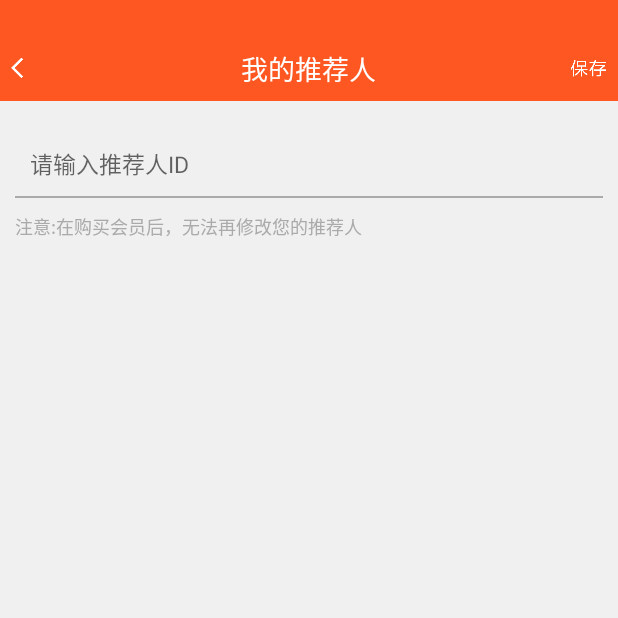
After one commit to guojie1992/YiYuanDuoBao_Android, an Android app: the ChangeRecommenderActivity screen opened directly, with no data from a screen before it, on a phone screen of 412 x 824 dp, the top half of it. The commit adds this screen. Run offline under Robolectric (Android 15) with nearby library versions, the phone set to English and light mode, and no system bars; our stand-ins replace ButterKnife; libraries missing offline, so code that uses them is left out: com.orhanobut.logger.

Commit message:
20160817 h5对接完毕

```diff
--- a/app/src/main/AndroidManifest.xml
+++ b/app/src/main/AndroidManifest.xml
@@ -34,6 +34,7 @@
         <activity android:name=".activity.PersonalInfoActivity"/>
         <activity android:name=".activity.ChangeUsernameActivity"/>
         <activity android:name=".activity.ChangePasswordActivity"/>
+        <activity android:name=".activity.ChangeRecommenderActivity"/>
         <activity android:name=".activity.SettingsActivity"/>
         <activity android:name=".activity.AddCardActivity"/>
         <activity android:name=".activity.AddAddrActivity"/>
--- a/app/src/main/java/so/len/duobao/activity/BaseActivity.java
+++ b/app/src/main/java/so/len/duobao/activity/BaseActivity.java
@@ -4,6 +4,7 @@ import android.os.Build;
 import android.os.Bundle;
 import android.support.v4.app.FragmentActivity;
 import android.support.v4.view.ViewCompat;
+import android.view.KeyEvent;
 import android.view.View;
 import android.view.ViewGroup;
 import android.view.Window;
@@ -52,4 +53,5 @@ public class BaseActivity extends FragmentActivity {
     protected void logVerbose(String text){
         Logger.v(text);
     }
+
 }
--- /dev/null
+++ b/app/src/main/java/so/len/duobao/activity/ChangeRecommenderActivity.java
@@ -0,0 +1,60 @@
+package so.len.duobao.activity;
+
+import android.os.Bundle;
+import android.view.View;
+import android.widget.EditText;
+
+import butterknife.BindView;
+import butterknife.ButterKnife;
+import so.len.duobao.R;
+import so.len.duobao.customView.TopMenuBar;
+import so.len.duobao.iPresenter.ChangeRecommenderPresenter;
+import so.len.duobao.iView.IChangeRecommenderView;
+
+/**
+ * Created by Chung on 2016/8/17.
+ */
+public class ChangeRecommenderActivity extends BaseActivity implements IChangeRecommenderView {
+    @BindView(R.id.tmb_activity_change_recommender)
+    TopMenuBar tmbActivityChangeRecommender;
+    @BindView(R.id.et_activity_change_recommender)
+    EditText etActivityChangeRecommender;
+
+    private ChangeRecommenderPresenter changeRecommenderPresenter;
+
+    @Override
+    protected void onCreate(Bundle savedInstanceState) {
+        super.onCreate(savedInstanceState);
+        setContentView(R.layout.activity_change_recommender);
+        ButterKnife.bind(this);
+        control();
+    }
+
+    private void control() {
+        changeRecommenderPresenter = new ChangeRecommenderPresenter(this);
+        changeRecommenderPresenter.initView();
+    }
+
+    @Override
+    public void initView() {
+        tmbActivityChangeRecommender.setMenuTopPadding(statusHeight);
+        tmbActivityChangeRecommender.setBackVisibility(View.VISIBLE);
+        tmbActivityChangeRecommender.setBackSrc(R.mipmap.top_back);
+        tmbActivityChangeRecommender.setTitleText("我的推荐人");
+        tmbActivityChangeRecommender.setMenuVisibility(View.VISIBLE);
+        tmbActivityChangeRecommender.setMenuSrc(R.mipmap.save);
+        tmbActivityChangeRecommender.setOnBackClickListener(new View.OnClickListener() {
+            @Override
+            public void onClick(View v) {
+                finish();
+            }
+        });
+        tmbActivityChangeRecommender.setOnMenuClickListener(new View.OnClickListener() {
+            @Override
+            public void onClick(View v) {
+                toast("保存");
+                finish();
+            }
+        });
+    }
+}
--- a/app/src/main/java/so/len/duobao/activity/MineActivity.java
+++ b/app/src/main/java/so/len/duobao/activity/MineActivity.java
@@ -152,10 +152,7 @@ public class MineActivity extends BaseActivity implements IMineView {
                 intent.putExtra("TOP_RIGHT", WebViewActivity.TOP_RIGHT.add_card);
                 break;
             case R.id.ll_myrecommender_activity_mine:
-                intent.setClass(MineActivity.this, WebViewActivity.class);
-                intent.putExtra(JS.H5_TITLE, "我的推荐人");
-                intent.putExtra(JS.H5_URL, HTML.MY_RECOMMENDER_CAN_CAHNGE);//可变
-                intent.putExtra("TOP_RIGHT", WebViewActivity.TOP_RIGHT.save);
+                intent.setClass(MineActivity.this, ChangeRecommenderActivity.class);
                 break;
             case R.id.ll_myback_activity_mine:
                 intent.setClass(MineActivity.this, WebViewActivity.class);
--- a/app/src/main/java/so/len/duobao/api/HTML.java
+++ b/app/src/main/java/so/len/duobao/api/HTML.java
@@ -44,8 +44,6 @@ public class HTML {
     public static final String MY_POINT = BEFORE + "My/score.html";
     public static final String MY_LEVEL = BEFORE + "My/memberRank.html";
     public static final String MY_CARD = BEFORE + "My/bankCard.html";
-    public static final String MY_RECOMMENDER_CANNOT_CHANGE = BEFORE + "My/refereeNoChange.html";
-    public static final String MY_RECOMMENDER_CAN_CAHNGE = BEFORE + "My/referee.html";
     public static final String MY_ADDR = BEFORE + "My/shippingAddress.html";
     public static final String MY_BACK = BEFORE + "My/remission.html";
     public static final String MY_TREASURE = BEFORE + "My/indianaRecords.html";
--- /dev/null
+++ b/app/src/main/java/so/len/duobao/iModel/ChangeRecommenderModel.java
@@ -0,0 +1,11 @@
+package so.len.duobao.iModel;
+
+/**
+ * Created by Chung on 2016/8/17.
+ */
+public class ChangeRecommenderModel implements IChangeRecommenderModel {
+    @Override
+    public void setRecommender() {
+
+    }
+}
--- /dev/null
+++ b/app/src/main/java/so/len/duobao/iModel/IChangeRecommenderModel.java
@@ -0,0 +1,8 @@
+package so.len.duobao.iModel;
+
+/**
+ * Created by Chung on 2016/8/17.
+ */
+public interface IChangeRecommenderModel {
+    void setRecommender();
+}
--- /dev/null
+++ b/app/src/main/java/so/len/duobao/iPresenter/ChangeRecommenderPresenter.java
@@ -0,0 +1,22 @@
+package so.len.duobao.iPresenter;
+
+import so.len.duobao.iModel.ChangeRecommenderModel;
+import so.len.duobao.iModel.IChangeRecommenderModel;
+import so.len.duobao.iView.IChangeRecommenderView;
+
+/**
+ * Created by Chung on 2016/8/17.
+ */
+public class ChangeRecommenderPresenter {
+    private IChangeRecommenderModel iChangeRecommenderModel;
+    private IChangeRecommenderView iChangeRecommenderView;
+
+    public ChangeRecommenderPresenter(IChangeRecommenderView iChangeRecommenderView) {
+        this.iChangeRecommenderModel = new ChangeRecommenderModel();
+        this.iChangeRecommenderView = iChangeRecommenderView;
+    }
+
+    public void initView(){
+        iChangeRecommenderView.initView();
+    }
+}
--- /dev/null
+++ b/app/src/main/java/so/len/duobao/iView/IChangeRecommenderView.java
@@ -0,0 +1,8 @@
+package so.len.duobao.iView;
+
+/**
+ * Created by Chung on 2016/8/17.
+ */
+public interface IChangeRecommenderView {
+    void initView();
+}
--- /dev/null
+++ b/app/src/main/res/layout/activity_change_recommender.xml
@@ -0,0 +1,52 @@
+<?xml version="1.0" encoding="utf-8"?>
+<LinearLayout xmlns:android="http://schemas.android.com/apk/res/android"
+    android:orientation="vertical" android:layout_width="match_parent"
+    android:layout_height="match_parent"
+    android:background="@color/light_gray">
+
+    <so.len.duobao.customView.TopMenuBar
+        android:id="@+id/tmb_activity_change_recommender"
+        style="@style/topMenuBar"
+        android:layout_width="match_parent"
+        android:layout_height="wrap_content">
+
+    </so.len.duobao.customView.TopMenuBar>
+
+    <LinearLayout
+        android:layout_width="match_parent"
+        android:layout_height="wrap_content"
+        android:layout_marginTop="@dimen/dp_20"
+        android:orientation="horizontal">
+        <EditText
+            android:id="@+id/et_activity_change_recommender"
+            android:layout_width="match_parent"
+            android:layout_height="wrap_content"
+            android:layout_marginLeft="@dimen/dp_10"
+            android:layout_marginRight="@dimen/dp_10"
+            android:paddingLeft="@dimen/dp_10"
+            android:paddingTop="@dimen/dp_10"
+            android:paddingBottom="@dimen/dp_10"
+            android:background="@null"
+            android:hint="@string/input_recommender"
+            android:singleLine="true"
+            android:textSize="@dimen/edittext_size"/>
+    </LinearLayout>
+
+
+    <View
+        android:layout_width="match_parent"
+        android:layout_height="1dp"
+        android:layout_marginLeft="@dimen/dp_10"
+        android:layout_marginRight="@dimen/dp_10"
+        android:background="@color/darker_gray"/>
+
+    <TextView
+        android:layout_width="match_parent"
+        android:layout_height="wrap_content"
+        android:layout_marginTop="@dimen/dp_10"
+        android:layout_marginLeft="@dimen/dp_10"
+        android:layout_marginRight="@dimen/dp_10"
+        android:text="@string/change_recommender_tips"
+        android:textColor="@color/darker_gray"
+        android:textSize="@dimen/sp_12"/>
+</LinearLayout>
--- a/app/src/main/res/values/strings.xml
+++ b/app/src/main/res/values/strings.xml
@@ -61,4 +61,6 @@
     <string name="input_district">请输入所在地区</string>
     <string name="addr_detail">详细地址</string>
     <string name="input_detail">请输入详细地址</string>
+    <string name="input_recommender">请输入推荐人ID</string>
+    <string name="change_recommender_tips">注意:在购买会员后，无法再修改您的推荐人</string>
 </resources>
```
Also changed, not shown: app/src/main/java/so/len/duobao/activity/MainActivity.java (+18 -0 lines), app/src/main/java/so/len/duobao/api/JS.java (+22 -0 lines), app/src/main/java/so/len/duobao/fragment/FiveFragment.java (+27 -13 lines).
